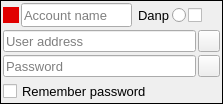
Before: the Qt Designer form Swift/QtUI/QtAccountDetailsWidget.ui in StrongEdward/swift, drawn with Qt 5.
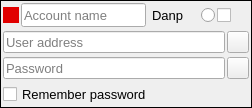
After: the same form once the commit is applied. Icons and pictures are not drawn.

Commit message: Accounts list 3 - certificate and connection options editing

What changed in the file:
```diff
--- a/Swift/QtUI/QtAccountDetailsWidget.ui
+++ b/Swift/QtUI/QtAccountDetailsWidget.ui
@@ -6,8 +6,8 @@
    <rect>
     <x>0</x>
     <y>0</y>
-    <width>223</width>
-    <height>104</height>
+    <width>252</width>
+    <height>108</height>
    </rect>
   </property>
   <property name="sizePolicy">
@@ -435,6 +435,9 @@
            <iconset>
             <normaloff>../resources/icons/certificate.png</normaloff>../resources/icons/certificate.png</iconset>
           </property>
+          <property name="checkable">
+           <bool>true</bool>
+          </property>
          </widget>
         </item>
        </layout>
```
The commit also changes 2 other files.
